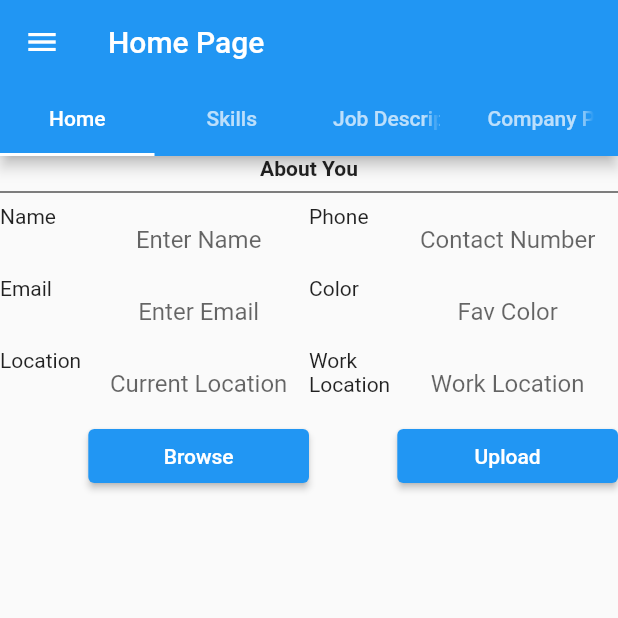
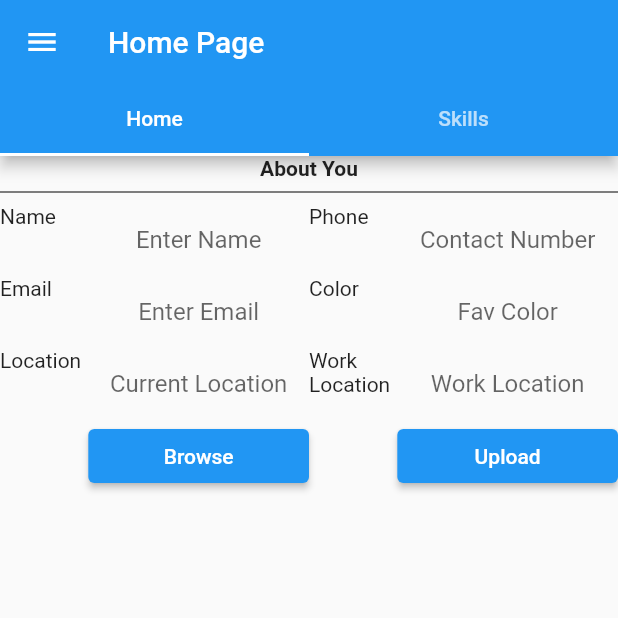
Before and after one commit to AafreenKhan040896/DemoProject1, a Flutter app: the screen it shows after launch, on a phone screen of 412 x 824 dp, the top half of it. Run offline on Flutter 3.47's test engine with Material 2 defaults, Android fonts, the light colour scheme and no system bars.

Commit message:
First commit

```diff
--- a/lib/main.dart
+++ b/lib/main.dart
@@ -1,4 +1,3 @@
-import 'package:desktop_layout_view2/pages/desktop_page.dart';
 import 'package:desktop_layout_view2/pages/mobile_page.dart';
 import 'package:flutter/material.dart';
 
@@ -17,20 +16,7 @@ class MyApp extends StatelessWidget {
       theme: ThemeData(
         primarySwatch: Colors.blue,
       ),
-      home: Scaffold(
-        body: SafeArea(
-          child: LayoutBuilder(
-            builder: (context, constraints) {
-              if(constraints.maxWidth < 600){
-                return const MobilePage();
-              }
-              else{
-                return const DesktopPage();
-              }
-            }
-          ),
-        ),
-      ),
+      home: const MobilePage()
     );
   }
 }
--- a/lib/pages/mobile_page.dart
+++ b/lib/pages/mobile_page.dart
@@ -3,13 +3,9 @@ import 'package:desktop_layout_view2/widgets/candidate_form.dart';
 import 'package:desktop_layout_view2/widgets/logout.dart';
 import 'package:desktop_layout_view2/widgets/settings.dart';
 import 'package:flutter/material.dart';
-import 'package:desktop_layout_view2/widgets/company_profile.dart';
-import 'package:desktop_layout_view2/widgets/job_description.dart';
 import 'package:desktop_layout_view2/widgets/skillsTable.dart';
 
-
-
-class SideDrawer extends StatelessWidget{
+class SideDrawer extends StatelessWidget {
   const SideDrawer({Key? key}) : super(key: key);
 
   @override
@@ -29,7 +25,7 @@ class SideDrawer extends StatelessWidget{
             onTap: () {
               Navigator.pop(context);
               Navigator.push<void>(context,
-                  MaterialPageRoute(builder: (context) => const TabbedView()));
+                  MaterialPageRoute(builder: (context) => const MobilePage()));
             },
           ),
           ListTile(
@@ -52,25 +48,24 @@ class SideDrawer extends StatelessWidget{
       ),
     );
   }
-
 }
 
-class TabbedView extends StatefulWidget {
-  const TabbedView({ Key? key }) : super(key: key);
+class MobilePage extends StatefulWidget {
+  const MobilePage({Key? key}) : super(key: key);
   @override
-  State<TabbedView> createState() => _TabbedViewState();
+  State<MobilePage> createState() => _MobilePageState();
 }
 
-class _TabbedViewState extends State<TabbedView> with AutomaticKeepAliveClientMixin<TabbedView>, SingleTickerProviderStateMixin {
-
+class _MobilePageState extends State<MobilePage>
+    with
+        AutomaticKeepAliveClientMixin<MobilePage>,
+        SingleTickerProviderStateMixin {
   @override
   bool get wantKeepAlive => true;
 
   static const List<Tab> myTabs = <Tab>[
     Tab(text: 'Home'),
     Tab(text: 'Skills'),
-    Tab(text: 'Job Description'),
-    Tab(text: 'Company Profile',)
   ];
 
   late TabController _tabController;
@@ -98,38 +93,10 @@ class _TabbedViewState extends State<TabbedView> with AutomaticKeepAliveClientMi
         title: const Text('Home Page'),
       ),
       drawer: const SideDrawer(),
-      body: TabBarView(
-        controller: _tabController,
-        children: const <Widget>[
+      body: TabBarView(controller: _tabController, children:  const <Widget>[
         CandidateForm(),
         SkillsTable(),
-          JobDescription(),
-          CompanyProfile()
-        ]
-      ),
+      ]),
     );
   }
 }
-
-class MobilePage extends StatefulWidget{
-  const MobilePage({Key? key}) : super(key: key);
-
-  @override
-  State<MobilePage> createState() => _MobilePageState();
-
-}
-
-class _MobilePageState extends State <MobilePage>{
-
-  @override
-  void initState() {
-    super.initState();
-  }
-
-
-  @override
-  Widget build(BuildContext context) {
-    return const TabbedView();
-  }
-
-}
--- a/pubspec.yaml
+++ b/pubspec.yaml
@@ -35,6 +35,8 @@ dependencies:
   # Use with the CupertinoIcons class for iOS style icons.
   cupertino_icons: ^1.0.2
   flutter_staggered_grid_view: ^0.4.1
+  file_picker: ^3.0.4
+  expandable: ^5.0.1
 
 dev_dependencies:
   flutter_test:
```
Also changed, not shown: lib/pages/another_desktop_page.dart (deleted, +0 -12 lines), lib/pages/desktop_page.dart (deleted, +0 -65 lines), lib/pages/tablet_page.dart (deleted, +0 -20 lines), pubspec.lock. Lines whose indentation alone changed are shown as unchanged.
